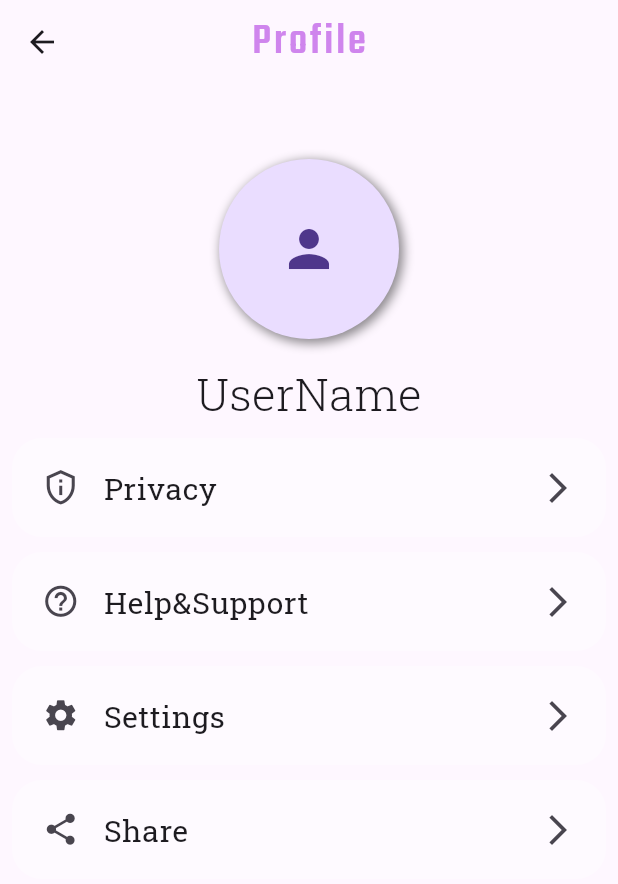
After one commit to najeebnaju512/quickcare_emergency_assist, a Flutter app: the UserScreen screen opened directly, on a phone screen of 412 x 824 dp. The commit adds this screen. Shown: the top 884 px of the screen. Run offline on Flutter 3.47's test engine with Material 3 defaults, Android fonts, the phone set to English and light mode, and no system bars; our stand-ins replace google_fonts, smooth_page_indicator.

Commit message:
1/2/24--7/11

```diff
--- /dev/null
+++ b/lib/views/home/controller/bottomnav_cntrl.dart
@@ -0,0 +1,12 @@
+import 'package:flutter/foundation.dart';
+
+class BottomNavigationBarProvider extends ChangeNotifier {
+  int _currentIndex = 0;
+
+  int get currentIndex => _currentIndex;
+
+  set currentIndex(int index) {
+    _currentIndex = index;
+    notifyListeners();
+  }
+}
--- /dev/null
+++ b/lib/views/home/views/user.dart
@@ -0,0 +1,115 @@
+import 'package:flutter/material.dart';
+import 'package:google_fonts/google_fonts.dart';
+
+import '../../../utils/colors.dart';
+
+// void main(List<String> args) {
+//   runApp(MaterialApp(
+//     home: UserScreen(),
+//   ));
+// }
+
+class UserScreen extends StatelessWidget {
+  @override
+  Widget build(BuildContext context) {
+    return Scaffold(
+      appBar: AppBar(
+        title: Text("Profile"),
+        centerTitle: true,
+        titleTextStyle: GoogleFonts.teko(
+          letterSpacing: 2,
+          color: AppTheme.accentColor3,
+            fontSize: 30, fontWeight: FontWeight.w500),
+        shape: RoundedRectangleBorder(
+            borderRadius: BorderRadius.only(
+                bottomLeft: Radius.circular(25),
+                bottomRight: Radius.circular(25))),
+      ),
+      body: Column(
+        children: [
+          Padding(
+            padding: const EdgeInsets.only(top: 50),
+            child: Center(
+              child: Column(
+                children: [
+                  Container(
+                    height: 120,
+                    width: 120,
+                    decoration: BoxDecoration(
+                      shape: BoxShape.circle,
+                      boxShadow: [
+                        BoxShadow(
+                          color: Colors.black45,
+                          blurRadius: 5.0,
+                          spreadRadius: 1.0,
+                          offset: Offset(
+                              2.0, 2.0), // shadow direction: bottom right
+                        )
+                      ],
+                    ),
+                    child: CircleAvatar(
+                      child: Icon(
+                        Icons.person,
+                        size: 40,
+                      ),
+                    ),
+                  ),
+                  SizedBox(
+                    height: 15,
+                  ),
+                  Text(
+                    "UserName",
+                    style: GoogleFonts.robotoSlab(
+                      fontSize: 30,
+                      fontWeight: FontWeight.w300,
+                    ),
+                  ),
+                ],
+              ),
+            ),
+          ),
+          Container(
+            child: Expanded(
+              child: Padding(
+                padding: const EdgeInsets.all(8.0),
+                child: ListView(
+                  children: [
+                    buildListTile(Icons.privacy_tip_outlined, "Privacy"),
+                    buildListTile(Icons.help_outline, "Help&Support"),
+                    buildListTile(Icons.settings, "Settings"),
+                    buildListTile(Icons.share, "Share"),
+                  ],
+                ),
+              ),
+            ),
+          )
+        ],
+      ),
+    );
+  }
+
+  buildListTile(IconData iconname, String title) {
+    return Column(
+      children: [
+        ListTile(
+          contentPadding: EdgeInsets.symmetric(horizontal: 20, vertical: 5),
+          shape: RoundedRectangleBorder(
+            borderRadius: BorderRadius.circular(20),
+          ),
+          titleAlignment: ListTileTitleAlignment.center,
+          tileColor: Colors.white38,
+          leading: Icon(iconname, size: 25),
+          title: Text(
+            title,
+            style: GoogleFonts.robotoSlab(
+                fontSize: 20, fontWeight: FontWeight.w400),
+          ),
+          trailing: Icon(Icons.arrow_forward_ios),
+        ),
+        SizedBox(
+          height: 10,
+        )
+      ],
+    );
+  }
+}
--- a/lib/views/onboard/widgets/intropage3.dart
+++ b/lib/views/onboard/widgets/intropage3.dart
@@ -22,7 +22,7 @@ class IntroPage3 extends StatelessWidget {
               AppTheme.accentColor3,
             ],
             begin: Alignment.topLeft,
-            end: Alignment.bottomRight,
+            end: Alignment.bottomCenter,
           )),
       child: Padding(
         padding: const EdgeInsets.all(15.0),
```
Also changed, not shown: lib/views/home/startscrn.dart (added, +110 -0 lines), lib/views/home/views/home.dart (added, +67 -0 lines), lib/views/home/views/sos.dart (added, +96 -0 lines), lib/views/loginSignup/loginSignup.dart (+3 -4 lines), lib/views/onboard/onboard1.dart (+10 -10 lines), lib/views/onboard/widgets/intropage1.dart (+11 -6 lines), lib/views/onboard/widgets/intropage2.dart (+10 -5 lines), pubspec.yaml (+5 -2 lines), pubspec.lock, 1 other file.
